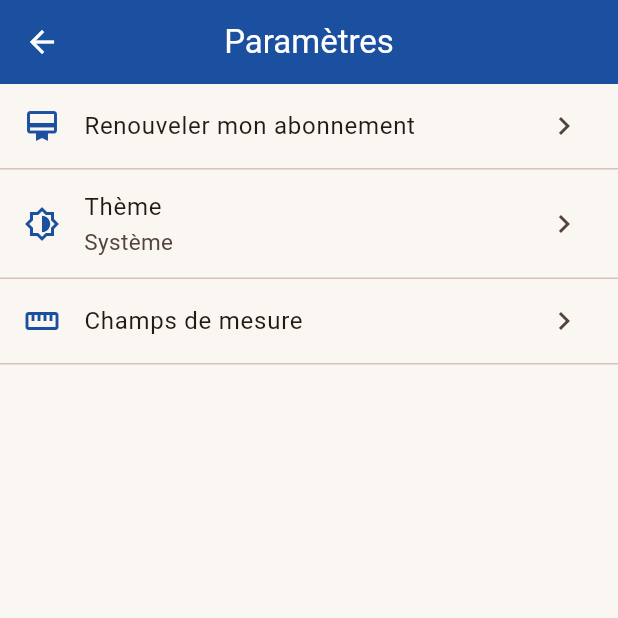
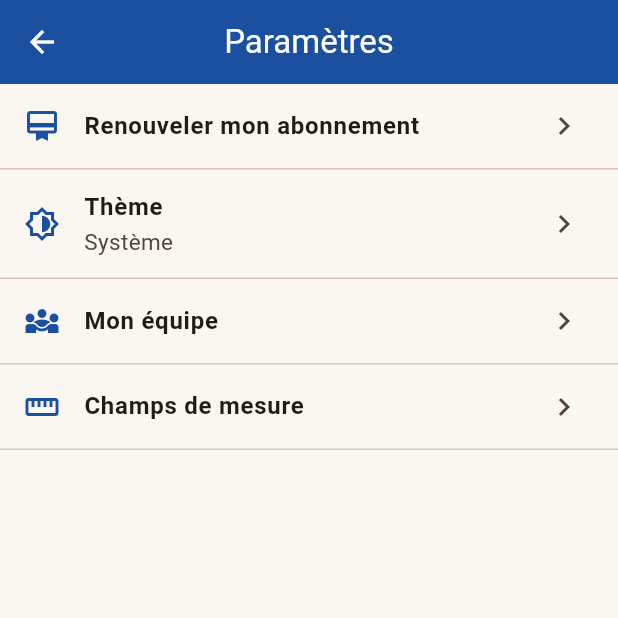
Before and after one commit to ouattaradanou-debug/forevercare-ai, a Flutter app: the screen it shows once a user with an empty profile is signed in, after a tap on the "settings" icon, on a phone screen of 412 x 824 dp, the top half of it. Run offline on Flutter 3.47's test engine with Material 3 defaults, Android fonts, the phone set to English and light mode, and no system bars; our stand-ins replace audioplayers, connectivity_plus, drift, flutter_image_compress, flutter_local_notifications, flutter_riverpod and 12 more; missing offline and left inert: record; accounts and stored records are empty; generated files the repository leaves out were written again.

Commit message:
feat(atelier_plus): "Mon équipe" dans Paramètres, commandes en gras
Déplace "Mon équipe" de la grille "Actions rapides" vers l'écran
Paramètres (même logique que "Champs de mesure"). Toutes les commandes
de Paramètres sont maintenant en gras.

```diff
--- a/atelier_plus/lib/features/auth/presentation/ecran_accueil_provisoire.dart
+++ b/atelier_plus/lib/features/auth/presentation/ecran_accueil_provisoire.dart
@@ -120,14 +120,6 @@ class _EcranAccueilProvisoireState extends ConsumerState<EcranAccueilProvisoire>
                           couleurIcone: const Color(0xFFA47B1B),
                           onTap: () => context.push(AppRoutes.rendezVous),
                         ),
-                        if (estProprietaire)
-                          _CarteAction(
-                            icone: Icons.diversity_3_outlined,
-                            libelle: 'Mon équipe',
-                            fondIcone: const Color(0xFFE0E3F5),
-                            couleurIcone: const Color(0xFF2A3A70),
-                            onTap: () => context.push(AppRoutes.apprentis),
-                          ),
                         if (estProprietaire)
                           _CarteAction(
                             icone: Icons.remove_circle_outline,
--- a/atelier_plus/lib/features/auth/presentation/ecran_parametres.dart
+++ b/atelier_plus/lib/features/auth/presentation/ecran_parametres.dart
@@ -26,22 +26,35 @@ class EcranParametres extends ConsumerWidget {
           children: [
             ListTile(
               leading: const Icon(Icons.card_membership_outlined, color: _bleuSeda),
-              title: const Text('Renouveler mon abonnement'),
+              title: const Text(
+                'Renouveler mon abonnement',
+                style: TextStyle(fontWeight: FontWeight.bold),
+              ),
               trailing: const Icon(Icons.chevron_right),
               onTap: () => context.push(AppRoutes.abonnement),
             ),
             const Divider(height: 1),
             ListTile(
               leading: const Icon(Icons.brightness_6_outlined, color: _bleuSeda),
-              title: const Text('Thème'),
+              title: const Text('Thème', style: TextStyle(fontWeight: FontWeight.bold)),
               subtitle: Text(_libelleTheme(themeMode)),
               trailing: const Icon(Icons.chevron_right),
               onTap: () => _choisirTheme(context, ref, themeMode),
             ),
             const Divider(height: 1),
             ListTile(
+              leading: const Icon(Icons.diversity_3_outlined, color: _bleuSeda),
+              title: const Text('Mon équipe', style: TextStyle(fontWeight: FontWeight.bold)),
+              trailing: const Icon(Icons.chevron_right),
+              onTap: () => context.push(AppRoutes.apprentis),
+            ),
+            const Divider(height: 1),
+            ListTile(
               leading: const Icon(Icons.straighten_outlined, color: _bleuSeda),
-              title: const Text('Champs de mesure'),
+              title: const Text(
+                'Champs de mesure',
+                style: TextStyle(fontWeight: FontWeight.bold),
+              ),
               trailing: const Icon(Icons.chevron_right),
               onTap: () => context.push(AppRoutes.typesTenue),
             ),
```
